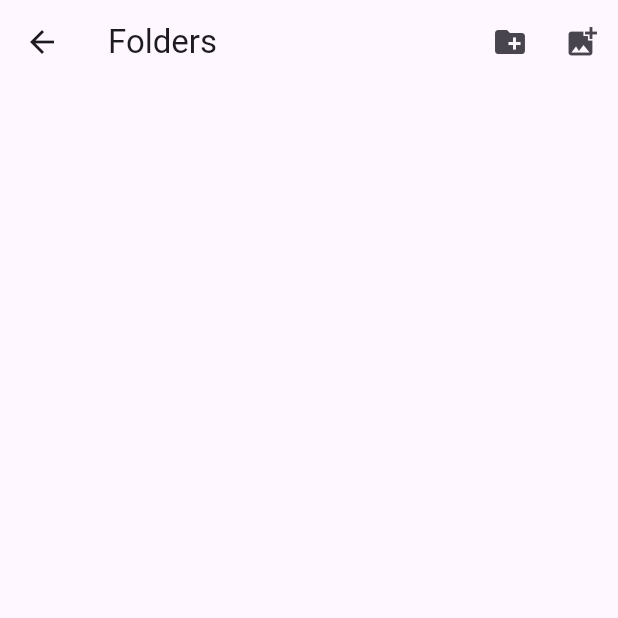
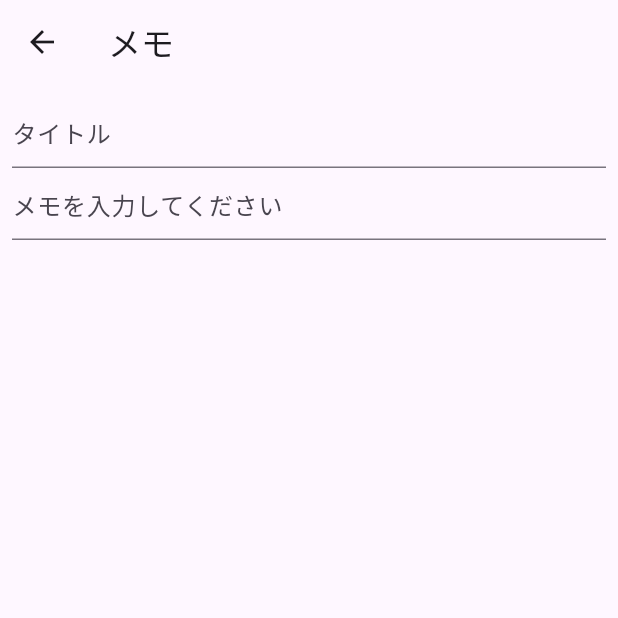
Before and after one commit to SuperHiroki/AndroidStudioApp, a Flutter app: the FolderPage screen opened directly, after a tap on the "add photo alternate" icon, on a phone screen of 412 x 824 dp, the top half of it. Run offline on Flutter 3.47's test engine with Material 3 defaults, Android fonts, the phone set to English and light mode, and no system bars; our stand-ins replace sqflite; accounts and stored records are empty.

Commit message:
memo realtime save

```diff
--- a/lib/folder_page.dart
+++ b/lib/folder_page.dart
@@ -1,6 +1,7 @@
 import 'package:flutter/material.dart';
 import 'db_helper.dart';
 import 'folder.dart';
+import 'memo_page.dart';
 
 class FolderPage extends StatefulWidget {
   @override
@@ -71,6 +72,9 @@ class _FolderPageState extends State<FolderPage> {
                 );
                 await DBHelper.insertFolder(newFolder);
                 Navigator.of(ctx).pop();
+                if (currentFolderId != null) {
+                  toggleFolder(currentFolderId!);
+                }
                 _listItems(); // フォルダリストを更新
               }
             },
@@ -80,8 +84,31 @@ class _FolderPageState extends State<FolderPage> {
     );
   }
 
-  Future<void> _addNewPhotoItem() async {
-    // 新規メモ追加のロジックをここに追加
+  Future<void> _addNewPhotoItem(int? id, int? folderId) async {
+    try {
+      print('OOOOOOOOOOOOOOOOOOO Before Navigator.push');
+      final result = await Navigator.of(context).push(
+        MaterialPageRoute(
+            builder: (context) {
+              // 条件に基づいて適切な画面を返す
+              if (id != null) {
+                return MemoPage(memoId: id, folderId: folderId);
+              } else {
+                return MemoPage(folderId: folderId);
+              }
+            }
+        ),
+      );
+      print('SSSSS   Result: $result');
+      if (result == true) {
+        print('RRRRRRRRRRRRRRR  Updating list');
+        _listItems();  // リストを更新
+      } else {
+        print('BBBBBBBBBBBBB  No update needed');
+      }
+    } catch (e) {
+      print('NNNNNNNNNNNNNNNNNN Error occurred: $e');
+    }
   }
 
   @override
@@ -99,7 +126,7 @@ class _FolderPageState extends State<FolderPage> {
           IconButton(
             icon: Icon(Icons.add_photo_alternate), // ファイル追加アイコン
             onPressed: () {
-              _addNewPhotoItem(); // ファイル追加機能を呼び出す
+              _addNewPhotoItem(null, currentFolderId);  // ファイル追加機能を呼び出す
             },
           ),
         ],
@@ -116,15 +143,25 @@ class _FolderPageState extends State<FolderPage> {
       children: [
         Padding(
           padding: EdgeInsets.only(left: depth * 20.0), // 階層に応じて左側のパディングを増加
+          child: Container(
+            decoration: BoxDecoration(
+              color: item is Folder && item.id == currentFolderId ? Colors.blue[100] : null, // 背景色
+              border: Border.all(
+                color: Colors.grey, // 枠線の色
+                width: 1.0, // 枠線の太さ
+              ),
+              borderRadius: BorderRadius.circular(4.0), // 枠線の角を丸くする
+            ),
             child: ListTile(
               title: Text(item.name),
               onTap: () {
                 if (item is Folder) {
                   toggleFolder(item.id); // フォルダの展開/非展開を切り替え
                 } else {
-                // ファイルがタップされた場合の処理
+                  _addNewPhotoItem(item.id, item.folderId);
                 }
               },
+            ),
           ),
         ),
         if (item is Folder && folderExpanded[item.id] == true)
--- /dev/null
+++ b/lib/memo_page.dart
@@ -0,0 +1,137 @@
+//mamo_page.dart
+import 'package:flutter/material.dart';
+import 'db_helper.dart';
+import 'photo_item.dart';
+import 'dart:async';
+
+class MemoPage extends StatefulWidget {
+  final int? folderId;
+  final int? memoId; // メモのID
+
+  MemoPage({this.folderId, this.memoId});
+
+  @override
+  _MemoPageState createState() => _MemoPageState();
+}
+
+class _MemoPageState extends State<MemoPage> {
+  TextEditingController _titleController = TextEditingController();
+  TextEditingController _textController = TextEditingController();
+  Timer? _debounce;
+  int? _memoId; // メモのIDを保持するための変数
+
+  @override
+  void initState() {
+    super.initState();
+    _memoId = widget.memoId;
+    _titleController.addListener(_onTextChanged);
+    _textController.addListener(_onTextChanged);
+    if (_memoId != null) {
+      _loadMemoData();
+    }
+  }
+
+  void _loadMemoData() async {
+    PhotoItem? memo = await DBHelper.getPhotoItemById(_memoId!);
+    if (memo != null) {
+      setState(() {
+        _titleController.text = memo.name;
+        _textController.text = memo.description;
+      });
+    }
+  }
+
+  void _onTextChanged() {
+    if (_debounce?.isActive ?? false) _debounce?.cancel();
+    _debounce = Timer(const Duration(milliseconds: 500), _saveMemo);
+  }
+
+
+  void _saveMemo() {
+    String title = _titleController.text;
+    String description = _textController.text;
+
+    if (_memoId == null) {
+      PhotoItem newItem = PhotoItem(
+        id: DateTime.now().millisecondsSinceEpoch,
+        name: title,
+        description: description,
+        imagePath: "default",
+        folderId: widget.folderId ?? 0,
+      );
+      DBHelper.insertPhotoItem(newItem).then((int newId) {
+        setState(() {
+          _memoId = newId; // 新しいIDをwidget.memoIdにセット
+        });
+        print('New memo saved with id: $newId');
+      });
+    } else {
+      PhotoItem updatedItem = PhotoItem(
+        id: _memoId!,
+        name: title,
+        description: description,
+        imagePath: "default",
+        folderId: widget.folderId ?? 0,
+      );
+      DBHelper.updatePhotoItem(updatedItem);
+      print('Memo updated: ${_memoId}');
+    }
+    print('MMMMMMMMMMM Memo saved: ${_titleController.text}');
+  }
+
+
+  @override
+  Widget build(BuildContext context) {
+    return WillPopScope(
+      onWillPop: () async {
+        print('IIIIIIIIIIIIIIIIIIIIIIIIIIIIIIIIIIII');
+        _saveMemo();
+        Navigator.pop(context, true); // デバイスのバックボタンに true を渡す
+        return false; // 既定の戻る動作をキャンセル
+      },
+      child: Scaffold(
+        appBar: AppBar(
+          leading: IconButton(
+            icon: Icon(Icons.arrow_back),
+            onPressed: () {
+              print('QQQQQQQQQQQQQQQQQQQQQQQQQQQQ');
+              _saveMemo();
+              Navigator.pop(context, true); // 戻るボタンに true を渡す
+            },
+          ),
+          title: Text('メモ'),
+        ),
+        body: Padding(
+          padding: EdgeInsets.all(8.0),
+          child: Column(
+            children: [
+              TextField(
+                controller: _titleController,
+                decoration: InputDecoration(hintText: 'タイトル'),
+              ),
+              Expanded(
+                child: TextField(
+                  controller: _textController,
+                  decoration: InputDecoration(hintText: 'メモを入力してください'),
+                  maxLines: null,
+                  keyboardType: TextInputType.multiline,
+                ),
+              ),
+            ],
+          ),
+        ),
+      ),
+    );
+  }
+
+
+  @override
+  void dispose() {
+    _titleController.removeListener(_saveMemo);
+    _textController.removeListener(_saveMemo);
+    _titleController.dispose();
+    _textController.dispose();
+    super.dispose();
+  }
+
+}
```
Also changed, not shown: lib/db_helper.dart (+17 -2 lines). Lines whose indentation alone changed are shown as unchanged.
